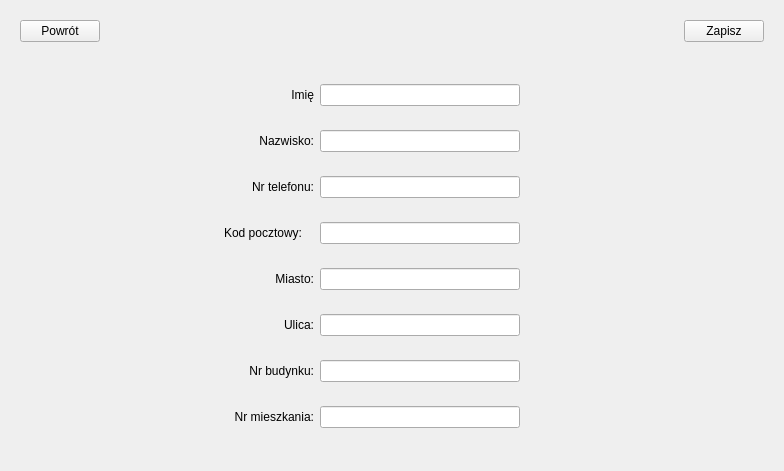
Old version of the form resources/ui/client_edit.ui in the repository Dajmanek/ManagementApp.
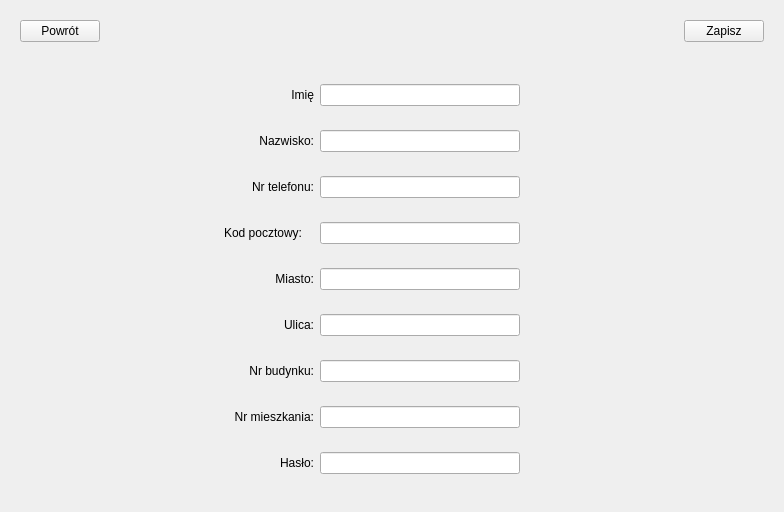
New version of the form.

What changed in the file:
```diff
--- a/resources/ui/client_edit.ui
+++ b/resources/ui/client_edit.ui
@@ -567,6 +567,66 @@
            </layout>
           </widget>
          </item>
+         <item>
+          <widget class="QWidget" name="widget_3" native="true">
+           <layout class="QHBoxLayout" name="horizontalLayout_3">
+            <item>
+             <widget class="QLabel" name="label">
+              <property name="minimumSize">
+               <size>
+                <width>90</width>
+                <height>0</height>
+               </size>
+              </property>
+              <property name="maximumSize">
+               <size>
+                <width>90</width>
+                <height>16777215</height>
+               </size>
+              </property>
+              <property name="text">
+               <string>Hasło:</string>
+              </property>
+              <property name="alignment">
+               <set>Qt::AlignRight|Qt::AlignTrailing|Qt::AlignVCenter</set>
+              </property>
+              <property name="class" stdset="0">
+               <string>labelBold</string>
+              </property>
+             </widget>
+            </item>
+            <item>
+             <widget class="QLineEdit" name="passwordField">
+              <property name="minimumSize">
+               <size>
+                <width>200</width>
+                <height>0</height>
+               </size>
+              </property>
+              <property name="maximumSize">
+               <size>
+                <width>200</width>
+                <height>16777215</height>
+               </size>
+              </property>
+             </widget>
+            </item>
+            <item>
+             <spacer name="horizontalSpacer_9">
+              <property name="orientation">
+               <enum>Qt::Horizontal</enum>
+              </property>
+              <property name="sizeHint" stdset="0">
+               <size>
+                <width>40</width>
+                <height>20</height>
+               </size>
+              </property>
+             </spacer>
+            </item>
+           </layout>
+          </widget>
+         </item>
          <item>
           <spacer name="verticalSpacer_6">
            <property name="orientation">
```
